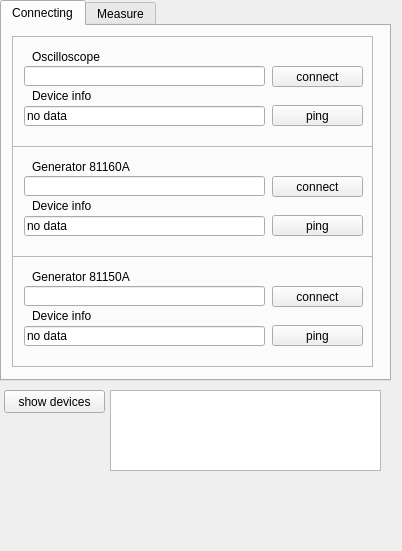
This is gui/connecting_measuse.ui in AleX-PirS/test_stand as Qt 5 draws it before an edit. The edited form follows.
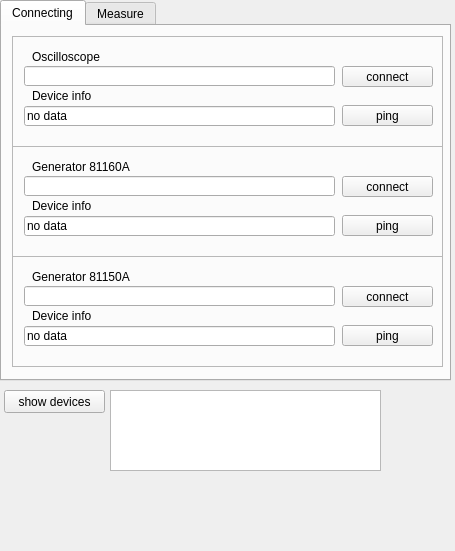
This is the edited form. The open tabs and pages were chosen to show the change.

The edit to the form file:
```diff
--- a/gui/connecting_measuse.ui
+++ b/gui/connecting_measuse.ui
@@ -6,7 +6,7 @@
    <rect>
     <x>0</x>
     <y>0</y>
-    <width>402</width>
+    <width>455</width>
     <height>551</height>
    </rect>
   </property>
@@ -19,7 +19,7 @@
      <rect>
       <x>0</x>
       <y>0</y>
-      <width>391</width>
+      <width>451</width>
       <height>381</height>
      </rect>
     </property>
@@ -47,7 +47,7 @@
        <rect>
         <x>10</x>
         <y>10</y>
-        <width>361</width>
+        <width>431</width>
         <height>111</height>
        </rect>
       </property>
@@ -62,7 +62,7 @@
         <rect>
          <x>12</x>
          <y>30</y>
-         <width>241</width>
+         <width>311</width>
          <height>20</height>
         </rect>
        </property>
@@ -73,7 +73,7 @@
       <widget class="QPushButton" name="oscilloscope_butt">
        <property name="geometry">
         <rect>
-         <x>260</x>
+         <x>330</x>
          <y>30</y>
          <width>91</width>
          <height>21</height>
@@ -88,7 +88,7 @@
         <rect>
          <x>12</x>
          <y>70</y>
-         <width>241</width>
+         <width>311</width>
          <height>20</height>
         </rect>
        </property>
@@ -102,7 +102,7 @@
       <widget class="QPushButton" name="oscilloscope_ping_butt">
        <property name="geometry">
         <rect>
-         <x>260</x>
+         <x>330</x>
          <y>69</y>
          <width>91</width>
          <height>21</height>
@@ -144,7 +144,7 @@
        <rect>
         <x>10</x>
         <y>120</y>
-        <width>361</width>
+        <width>431</width>
         <height>111</height>
        </rect>
       </property>
@@ -159,7 +159,7 @@
         <rect>
          <x>12</x>
          <y>30</y>
-         <width>241</width>
+         <width>311</width>
          <height>20</height>
         </rect>
        </property>
@@ -170,7 +170,7 @@
       <widget class="QPushButton" name="generator_60_butt">
        <property name="geometry">
         <rect>
-         <x>260</x>
+         <x>330</x>
          <y>30</y>
          <width>91</width>
          <height>21</height>
@@ -185,7 +185,7 @@
         <rect>
          <x>12</x>
          <y>70</y>
-         <width>241</width>
+         <width>311</width>
          <height>20</height>
         </rect>
        </property>
@@ -199,7 +199,7 @@
       <widget class="QPushButton" name="generator_60_ping_butt">
        <property name="geometry">
         <rect>
-         <x>260</x>
+         <x>330</x>
          <y>69</y>
          <width>91</width>
          <height>21</height>
@@ -241,7 +241,7 @@
        <rect>
         <x>10</x>
         <y>230</y>
-        <width>361</width>
+        <width>431</width>
         <height>111</height>
        </rect>
       </property>
@@ -256,7 +256,7 @@
         <rect>
          <x>12</x>
          <y>30</y>
-         <width>241</width>
+         <width>311</width>
          <height>20</height>
         </rect>
        </property>
@@ -267,7 +267,7 @@
       <widget class="QPushButton" name="generator_50_butt">
        <property name="geometry">
         <rect>
-         <x>260</x>
+         <x>330</x>
          <y>30</y>
          <width>91</width>
          <height>21</height>
@@ -282,7 +282,7 @@
         <rect>
          <x>12</x>
          <y>70</y>
-         <width>241</width>
+         <width>311</width>
          <height>20</height>
         </rect>
        </property>
@@ -296,7 +296,7 @@
       <widget class="QPushButton" name="generator_50_ping_butt">
        <property name="geometry">
         <rect>
-         <x>260</x>
+         <x>330</x>
          <y>69</y>
          <width>91</width>
          <height>21</height>
```
Left out of the diff: 55 changed lines with no effect on the pictures.
